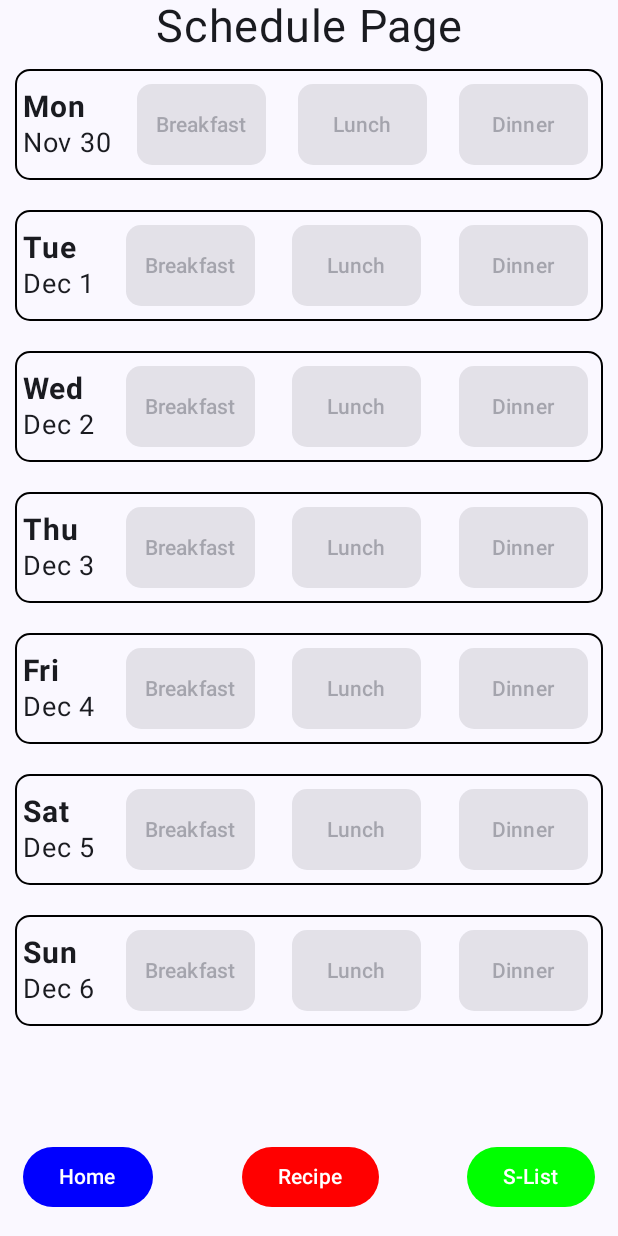
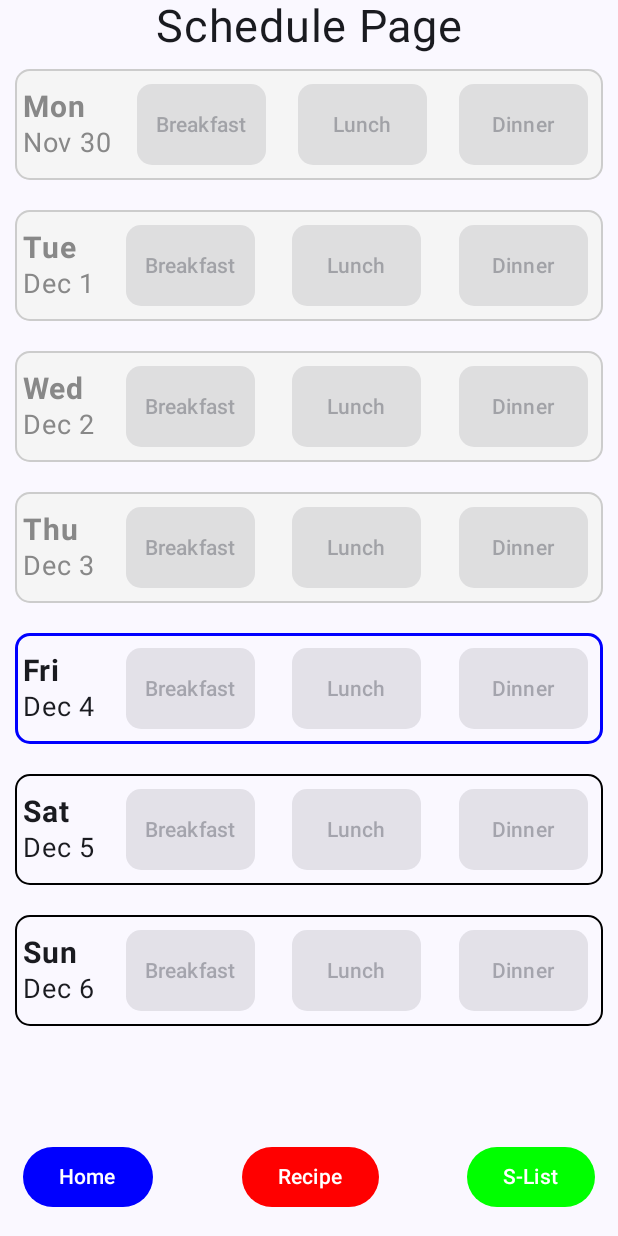
Before and after one commit to AdhDyslexie/meal-prep, an Android app built with Jetpack Compose: the screen it shows after launch (MainActivity), on a phone screen of 412 x 824 dp. Run offline under Robolectric (Android 15) with nearby library versions, the phone set to English and light mode, and no system bars; our stand-ins replace Room's generated code.

Commit message:
Changing colour of Schedule based on day

```diff
--- a/app/src/main/java/com/example/meal_planner/MainActivity.kt
+++ b/app/src/main/java/com/example/meal_planner/MainActivity.kt
@@ -237,9 +237,18 @@ fun BottomNavBar(onPageSelected: (Int) -> Unit) {
         .fillMaxWidth()
         .padding(15.dp),
         horizontalArrangement = Arrangement.SpaceBetween) {
-        Button(colors = buttonColors(Color.Blue), onClick = { onPageSelected(0) }) { Text("Home") }
-        Button(colors = buttonColors(Color.Red), onClick = { onPageSelected(1) }) { Text("Recipe") }
-        Button(colors = buttonColors(Color.Green), onClick = { onPageSelected(2) }) { Text("S-List") }
+        Button(
+            colors = buttonColors(Color.Blue),
+            onClick = { onPageSelected(0) }
+        ) { Text("Home") }
+        Button(
+            colors = buttonColors(Color.Red),
+            onClick = { onPageSelected(1) }
+        ) { Text("Recipe") }
+        Button(
+            colors = buttonColors(Color.Green),
+            onClick = { onPageSelected(2) }
+        ) { Text("S-List") }
     }
 }
 
@@ -271,6 +280,8 @@ fun SchedulePage(
             // Display a ScheduleCard for each day of the week
             weekDays.forEach { dayCell ->
                 ScheduleCard(
+                    cardDate = dayCell.date,
+                    today = today, // LocalDate(2026, 10, 29), // for testing
                     dayOfWeek = dayCell.date.toJavaLocalDate().format(DateTimeFormatter.ofPattern("EEE")), // e.g. Sun
                     dateText = dayCell.date.toJavaLocalDate().format(DateTimeFormatter.ofPattern("MMM d")), // e.g. Oct 25
                     scheduledMeals = scheduleByDate[dayCell.date] ?: emptyList(),
@@ -520,16 +531,28 @@ fun ShoppingListPage(
 
 @Composable
 fun ScheduleCard(
+    cardDate: LocalDate,
+    today: LocalDate,
     dayOfWeek: String,
     dateText: String,
     scheduledMeals: List<ScheduledRecipeInfo> = emptyList(),
-    onMealClick: (RecipeInfo) -> Unit = {}
+    onMealClick: (RecipeInfo) -> Unit = {},
 ) {
-    /*
-    TODO:
-    - Highlight the border of today's meals
-    - Grey out the days that have past this week
-    */
+
+    // Calculate Today & Past flags
+    val isToday = (cardDate == today)
+    val isPast = (cardDate < today)
+
+    // Dynamic Border: Highlighted for Today, muted for Past/Future
+    val borderColor = when {
+        isToday -> Color.Blue         // Highlighted border for today
+        isPast -> Color.LightGray     // Muted border for past days
+        else -> Color.Black           // Normal border for future days
+    }
+    val borderWidth = if (isToday) 2.dp else 1.dp
+
+    // Dynamic Card Background: Greyed out if past
+    val cardBackground = if (isPast) Color(0xFFF5F5F5) else Color.Transparent
 
     // Find scheduled meal for each meal type on this day
     val breakfast = scheduledMeals.find { it.mealType.equals("BREAKFAST", ignoreCase = true) }
@@ -539,45 +562,77 @@ fun ScheduleCard(
     Row(modifier = Modifier
         .fillMaxWidth()
         .padding(10.dp)
-        .border(1.dp, color = Color.Black, shape = RoundedCornerShape(10.dp)),
+        .background(color = cardBackground, shape = RoundedCornerShape(10.dp))
+        .border(
+            width = borderWidth,
+            color = borderColor,
+            shape = RoundedCornerShape(10.dp)
+        ),
         verticalAlignment = Alignment.CenterVertically,
         horizontalArrangement = Arrangement.SpaceBetween)
     {
         Column(modifier = Modifier.padding(5.dp), horizontalAlignment = Alignment.Start) {
-            Text(text = dayOfWeek, fontSize = 20.sp, fontWeight = FontWeight.Bold) // Display DoW
-            Text(text = dateText, fontSize = 18.sp) // Display the date of the meal
+            Text( // Display DoW
+                text = dayOfWeek,
+                fontSize = 20.sp,
+                fontWeight = FontWeight.Bold,
+                color = if (isPast) Color.Gray else Color.Unspecified
+            )
+            Text( // Display the date of the meal
+                text = dateText,
+                fontSize = 18.sp,
+                color = if (isPast) Color.Gray else Color.Unspecified
+            )
         }
         ScheduleButton(
             name = "Breakfast",
             onClick = { breakfast?.recipeInfo?.let { onMealClick(it) } },
-            isScheduled = breakfast != null
+            isScheduled = breakfast != null,
+            isPast = isPast
         )
         ScheduleButton(
             name = "Lunch",
             onClick = { lunch?.recipeInfo?.let { onMealClick(it) } },
-            isScheduled = lunch != null
+            isScheduled = lunch != null,
+            isPast = isPast
         )
         ScheduleButton(
             name = "Dinner",
             onClick = { dinner?.recipeInfo?.let { onMealClick(it) } },
-            isScheduled = dinner != null
+            isScheduled = dinner != null,
+            isPast = isPast
         )
     }
 }
 
 @Composable
-fun ScheduleButton(name: String, onClick: () -> Unit, isScheduled: Boolean = false) {
+fun ScheduleButton(
+    name: String,
+    onClick: () -> Unit,
+    isScheduled: Boolean = false,
+    isPast: Boolean
+) {
+    // Button color: Muted grey for past scheduled meals, Cyan for active scheduled meals
+    val buttonColor = when {
+        isScheduled && isPast -> Color(0xFF00b3b3)
+        isScheduled -> Color.Cyan
+        else -> Color.LightGray
+    }
+
     Button(
         enabled = isScheduled, // get from state variable
         modifier = Modifier
             .padding(10.dp)
             .size(86.dp, 54.dp),
-        colors = if (isScheduled) buttonColors(Color.Cyan) else buttonColors(Color.LightGray),
+        colors = ButtonDefaults.buttonColors(containerColor = buttonColor),
         contentPadding = PaddingValues(10.dp),
         shape = RoundedCornerShape(10.dp),
-        onClick = onClick)
-    {
-        Text(name)
+        onClick = onClick
+    ) {
+        Text(
+            text = name,
+            //color = if (isPast) Color.Gray else Color.Unspecified
+        )
     }
 }
 
```
